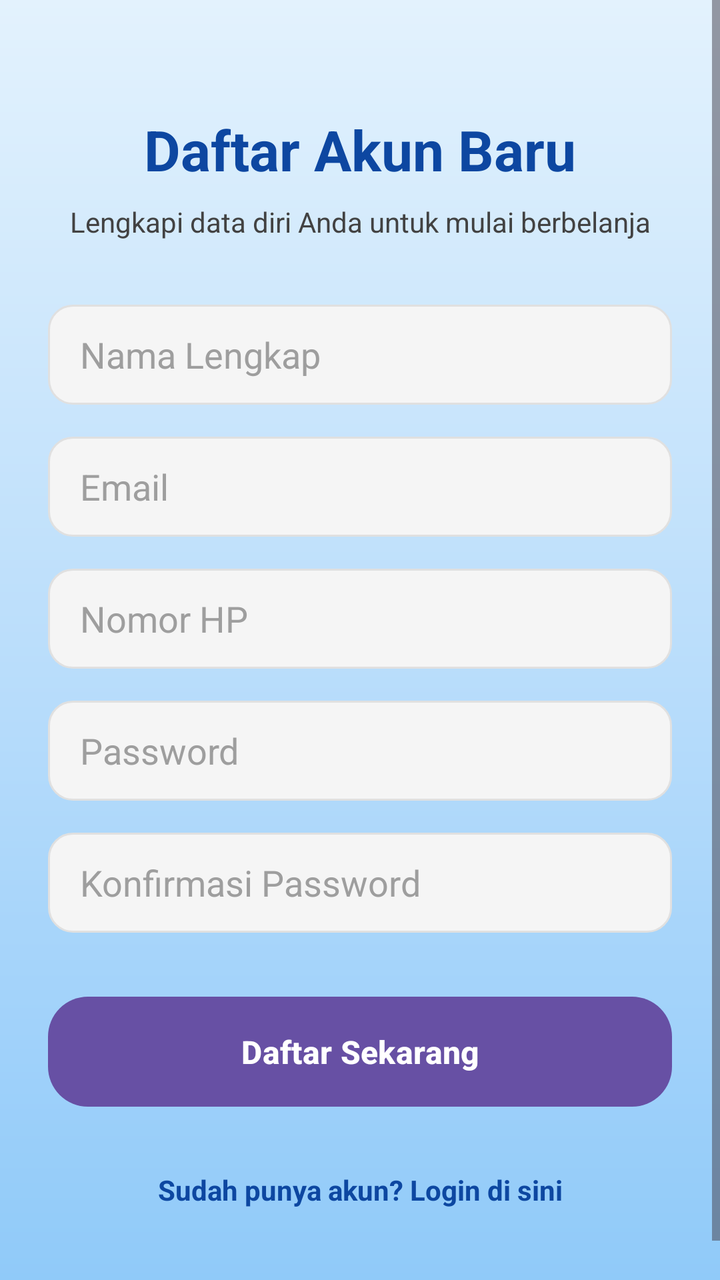
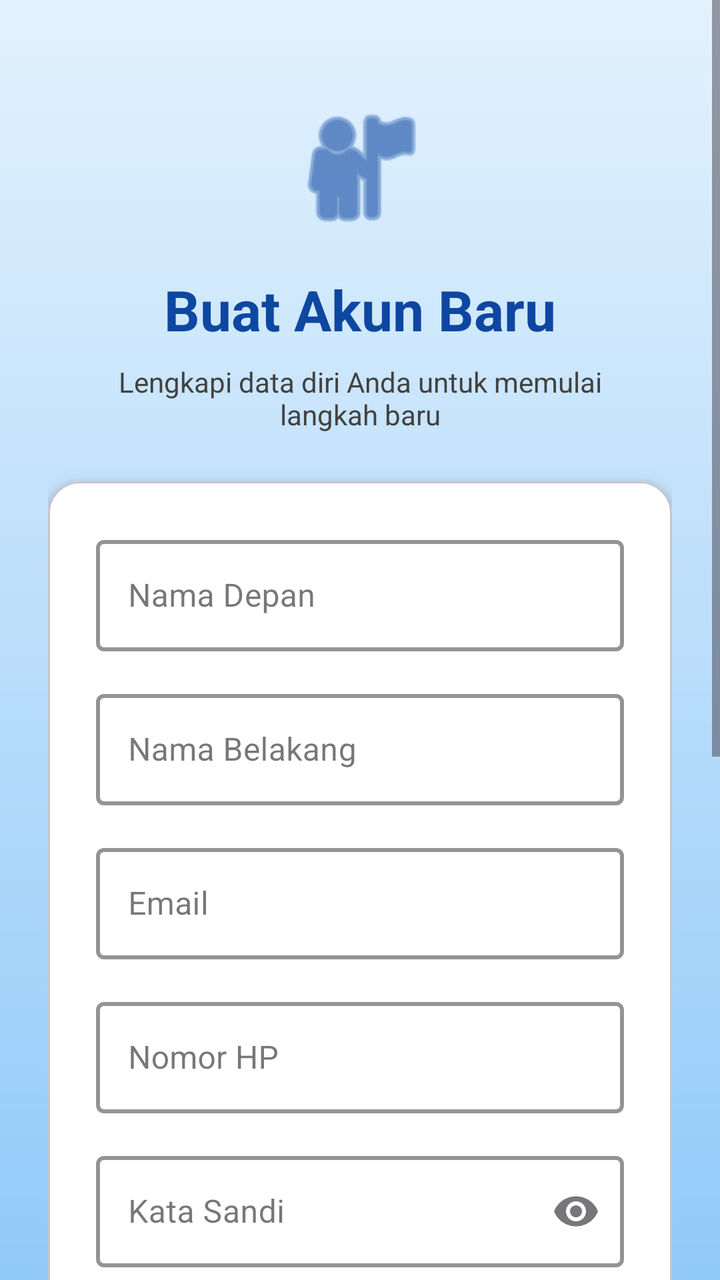

Screens rendered from an Android XML layout before and after an edit, with the pre-edit source and the edit as a unified diff.
<!-- AndroidManifest.xml: application theme Theme.Rey_halopanda -->
<!-- res/layout/activity_register.xml -->
<?xml version="1.0" encoding="utf-8"?>
<ScrollView xmlns:android="http://schemas.android.com/apk/res/android"
    xmlns:app="http://schemas.android.com/apk/res-auto"
    xmlns:tools="http://schemas.android.com/tools"
    android:layout_width="match_parent"
    android:layout_height="match_parent"
    android:background="@drawable/bg_gradient_register"
    android:fillViewport="true">

    <androidx.constraintlayout.widget.ConstraintLayout
        android:layout_width="match_parent"
        android:layout_height="wrap_content"
        android:padding="24dp">

        
        <TextView
            android:id="@+id/tvTitle"
            android:layout_width="wrap_content"
            android:layout_height="wrap_content"
            android:layout_marginTop="32dp"
            android:text="Daftar Akun Baru"
            android:textColor="#0D47A1"
            android:textSize="28sp"
            android:textStyle="bold"
            app:layout_constraintEnd_toEndOf="parent"
            app:layout_constraintStart_toStartOf="parent"
            app:layout_constraintTop_toTopOf="parent" />

        <TextView
            android:id="@+id/tvSubtitle"
            android:layout_width="wrap_content"
            android:layout_height="wrap_content"
            android:layout_marginTop="8dp"
            android:text="Lengkapi data diri Anda untuk mulai berbelanja"
            android:textColor="#424242"
            android:textSize="14sp"
            app:layout_constraintEnd_toEndOf="parent"
            app:layout_constraintStart_toStartOf="parent"
            app:layout_constraintTop_toBottomOf="@id/tvTitle" />

        
        <EditText
            android:id="@+id/etNama"
            android:layout_width="match_parent"
            android:layout_height="50dp"
            android:layout_marginTop="32dp"
            android:background="@drawable/bg_input"
            android:hint="Nama Lengkap"
            android:inputType="textPersonName"
            android:paddingStart="16dp"
            android:paddingEnd="16dp"
            android:textColor="#000000"
            android:textColorHint="#9E9E9E"
            app:layout_constraintTop_toBottomOf="@id/tvSubtitle" />

        
        <EditText
            android:id="@+id/etEmail"
            android:layout_width="match_parent"
            android:layout_height="50dp"
            android:layout_marginTop="16dp"
            android:background="@drawable/bg_input"
            android:hint="Email"
            android:inputType="textEmailAddress"
            android:paddingStart="16dp"
            android:paddingEnd="16dp"
            android:textColor="#000000"
            android:textColorHint="#9E9E9E"
            app:layout_constraintTop_toBottomOf="@id/etNama" />

        
        <EditText
            android:id="@+id/etNoHp"
            android:layout_width="match_parent"
            android:layout_height="50dp"
            android:layout_marginTop="16dp"
            android:background="@drawable/bg_input"
            android:hint="Nomor HP"
            android:inputType="phone"
            android:paddingStart="16dp"
            android:paddingEnd="16dp"
            android:textColor="#000000"
            android:textColorHint="#9E9E9E"
            app:layout_constraintTop_toBottomOf="@id/etEmail" />

        
        <EditText
            android:id="@+id/etPassword"
            android:layout_width="match_parent"
            android:layout_height="50dp"
            android:layout_marginTop="16dp"
            android:background="@drawable/bg_input"
            android:hint="Password"
            android:inputType="textPassword"
            android:paddingStart="16dp"
            android:paddingEnd="16dp"
            android:textColor="#000000"
            android:textColorHint="#9E9E9E"
            app:layout_constraintTop_toBottomOf="@id/etNoHp" />

        
        <EditText
            android:id="@+id/etKonfirmasiPassword"
            android:layout_width="match_parent"
            android:layout_height="50dp"
            android:layout_marginTop="16dp"
            android:background="@drawable/bg_input"
            android:hint="Konfirmasi Password"
            android:inputType="textPassword"
            android:paddingStart="16dp"
            android:paddingEnd="16dp"
            android:textColor="#000000"
            android:textColorHint="#9E9E9E"
            app:layout_constraintTop_toBottomOf="@id/etPassword" />

        
        <Button
            android:id="@+id/btnDaftar"
            android:layout_width="match_parent"
            android:layout_height="55dp"
            android:layout_marginTop="32dp"
            android:background="@drawable/bg_search"
            android:text="Daftar Sekarang"
            android:textColor="#FFFFFF"
            android:textSize="16sp"
            android:textStyle="bold"
            app:layout_constraintTop_toBottomOf="@id/etKonfirmasiPassword" />

        
        <TextView
            android:id="@+id/tvLogin"
            android:layout_width="wrap_content"
            android:layout_height="wrap_content"
            android:layout_marginTop="24dp"
            android:layout_marginBottom="24dp"
            android:padding="8dp"
            android:text="Sudah punya akun? Login di sini"
            android:textColor="#0D47A1"
            android:textSize="14sp"
            android:textStyle="bold"
            app:layout_constraintBottom_toBottomOf="parent"
            app:layout_constraintEnd_toEndOf="parent"
            app:layout_constraintStart_toStartOf="parent"
            app:layout_constraintTop_toBottomOf="@id/btnDaftar" />

    </androidx.constraintlayout.widget.ConstraintLayout>
</ScrollView>
<!-- resources referenced by this layout -->
<resources>
  <!-- drawable bg_gradient_register (drawable) -->
  <?xml version="1.0" encoding="utf-8"?>
  <shape xmlns:android="http://schemas.android.com/apk/res/android"
      android:shape="rectangle">
      <gradient
          android:angle="270"
          android:startColor="#E3F2FD"
          android:centerColor="#BBDEFB"
          android:endColor="#90CAF9"
          android:type="linear" />
  </shape>
  <!-- drawable bg_input (drawable) -->
  <?xml version="1.0" encoding="utf-8"?>
  <shape xmlns:android="http://schemas.android.com/apk/res/android">
      <solid android:color="#F5F5F5" />
      <corners android:radius="12dp" />
      <stroke android:width="1dp" android:color="#E0E0E0" />
  </shape>
  <!-- drawable bg_search (drawable) -->
  <?xml version="1.0" encoding="utf-8"?>
  <shape xmlns:android="http://schemas.android.com/apk/res/android"
      android:shape="rectangle">
  
      
      <solid android:color="#1976D2" />
  
      
      <corners android:radius="20dp" />
  
      
      <padding
          android:bottom="8dp"
          android:left="12dp"
          android:right="12dp"
          android:top="8dp" />
  
  </shape>
  <style name="Theme.Rey_halopanda" parent="Base.Theme.Rey_halopanda" />
  <style name="Base.Theme.Rey_halopanda" parent="Theme.Material3.DayNight.NoActionBar">
          
          
      </style>
</resources>

<!-- the commit's change to res/layout/activity_register.xml (unified diff, before → after) -->
@@ -13,25 +13,39 @@
         android:padding="24dp">
 
         
+        <ImageView
+            android:id="@+id/ivIcon"
+            android:layout_width="72dp"
+            android:layout_height="72dp"
+            android:layout_marginTop="24dp"
+            android:src="@android:drawable/ic_menu_myplaces"
+            app:layout_constraintEnd_toEndOf="parent"
+            app:layout_constraintStart_toStartOf="parent"
+            app:layout_constraintTop_toTopOf="parent"
+            app:tint="#0D47A1" />
+
+        
         <TextView
             android:id="@+id/tvTitle"
             android:layout_width="wrap_content"
             android:layout_height="wrap_content"
-            android:layout_marginTop="32dp"
-            android:text="Daftar Akun Baru"
+            android:layout_marginTop="16dp"
+            android:text="Buat Akun Baru"
             android:textColor="#0D47A1"
             android:textSize="28sp"
             android:textStyle="bold"
             app:layout_constraintEnd_toEndOf="parent"
             app:layout_constraintStart_toStartOf="parent"
-            app:layout_constraintTop_toTopOf="parent" />
-
+            app:layout_constraintTop_toBottomOf="@id/ivIcon" />
+
+        
         <TextView
             android:id="@+id/tvSubtitle"
             android:layout_width="wrap_content"
             android:layout_height="wrap_content"
             android:layout_marginTop="8dp"
-            android:text="Lengkapi data diri Anda untuk mulai berbelanja"
+            android:gravity="center"
+            android:text="Lengkapi data diri Anda untuk memulai\nlangkah baru"
             android:textColor="#424242"
             android:textSize="14sp"
             app:layout_constraintEnd_toEndOf="parent"
@@ -39,92 +53,207 @@
             app:layout_constraintTop_toBottomOf="@id/tvTitle" />
 
         
-        <EditText
-            android:id="@+id/etNama"
+        <com.google.android.material.card.MaterialCardView
+            android:id="@+id/cardForm"
             android:layout_width="match_parent"
-            android:layout_height="50dp"
-            android:layout_marginTop="32dp"
-            android:background="@drawable/bg_input"
-            android:hint="Nama Lengkap"
-            android:inputType="textPersonName"
-            android:paddingStart="16dp"
-            android:paddingEnd="16dp"
-            android:textColor="#000000"
-            android:textColorHint="#9E9E9E"
-            app:layout_constraintTop_toBottomOf="@id/tvSubtitle" />
-
-        
-        <EditText
-            android:id="@+id/etEmail"
-            android:layout_width="match_parent"
-            android:layout_height="50dp"
-            android:layout_marginTop="16dp"
-            android:background="@drawable/bg_input"
-            android:hint="Email"
-            android:inputType="textEmailAddress"
-            android:paddingStart="16dp"
-            android:paddingEnd="16dp"
-            android:textColor="#000000"
-            android:textColorHint="#9E9E9E"
-            app:layout_constraintTop_toBottomOf="@id/etNama" />
-
-        
-        <EditText
-            android:id="@+id/etNoHp"
-            android:layout_width="match_parent"
-            android:layout_height="50dp"
-            android:layout_marginTop="16dp"
-            android:background="@drawable/bg_input"
-            android:hint="Nomor HP"
-            android:inputType="phone"
-            android:paddingStart="16dp"
-            android:paddingEnd="16dp"
-            android:textColor="#000000"
-            android:textColorHint="#9E9E9E"
-            app:layout_constraintTop_toBottomOf="@id/etEmail" />
-
-        
-        <EditText
-            android:id="@+id/etPassword"
-            android:layout_width="match_parent"
-            android:layout_height="50dp"
-            android:layout_marginTop="16dp"
-            android:background="@drawable/bg_input"
-            android:hint="Password"
-            android:inputType="textPassword"
-            android:paddingStart="16dp"
-            android:paddingEnd="16dp"
-            android:textColor="#000000"
-            android:textColorHint="#9E9E9E"
-            app:layout_constraintTop_toBottomOf="@id/etNoHp" />
-
-        
-        <EditText
-            android:id="@+id/etKonfirmasiPassword"
-            android:layout_width="match_parent"
-            android:layout_height="50dp"
-            android:layout_marginTop="16dp"
-            android:background="@drawable/bg_input"
-            android:hint="Konfirmasi Password"
-            android:inputType="textPassword"
-            android:paddingStart="16dp"
-            android:paddingEnd="16dp"
-            android:textColor="#000000"
-            android:textColorHint="#9E9E9E"
-            app:layout_constraintTop_toBottomOf="@id/etPassword" />
-
-        
-        <Button
-            android:id="@+id/btnDaftar"
-            android:layout_width="match_parent"
-            android:layout_height="55dp"
-            android:layout_marginTop="32dp"
-            android:background="@drawable/bg_search"
-            android:text="Daftar Sekarang"
-            android:textColor="#FFFFFF"
-            android:textSize="16sp"
-            android:textStyle="bold"
-            app:layout_constraintTop_toBottomOf="@id/etKonfirmasiPassword" />
+            android:layout_height="wrap_content"
+            android:layout_marginTop="24dp"
+            app:cardBackgroundColor="#FFFFFF"
+            app:cardCornerRadius="16dp"
+            app:cardElevation="6dp"
+            app:layout_constraintTop_toBottomOf="@id/tvSubtitle">
+
+            <LinearLayout
+                android:layout_width="match_parent"
+                android:layout_height="wrap_content"
+                android:orientation="vertical"
+                android:padding="24dp">
+
+                
+                <com.google.android.material.textfield.TextInputLayout
+                    style="@style/Widget.MaterialComponents.TextInputLayout.OutlinedBox"
+                    android:layout_width="match_parent"
+                    android:layout_height="wrap_content"
+                    android:hint="Nama Depan"
+                    app:boxStrokeColor="#0D47A1"
+                    app:boxStrokeWidth="2dp">
+
+                    <com.google.android.material.textfield.TextInputEditText
+                        android:id="@+id/etNama"
+                        android:layout_width="match_parent"
+                        android:layout_height="wrap_content"
+                        android:inputType="textPersonName"
+                        android:textColor="#000000"
+                        android:textColorHint="#9E9E9E" />
+                </com.google.android.material.textfield.TextInputLayout>
+
+                
+                <com.google.android.material.textfield.TextInputLayout
+                    style="@style/Widget.MaterialComponents.TextInputLayout.OutlinedBox"
+                    android:layout_width="match_parent"
+                    android:layout_height="wrap_content"
+                    android:layout_marginTop="16dp"
+                    android:hint="Nama Belakang"
+                    app:boxStrokeColor="#0D47A1"
+                    app:boxStrokeWidth="2dp">
+
+                    <com.google.android.material.textfield.TextInputEditText
+                        android:id="@+id/etNamaBelakang"
+                        android:layout_width="match_parent"
+                        android:layout_height="wrap_content"
+                        android:inputType="textPersonName"
+                        android:textColor="#000000"
+                        android:textColorHint="#9E9E9E" />
+                </com.google.android.material.textfield.TextInputLayout>
+
+                
+                <com.google.android.material.textfield.TextInputLayout
+                    style="@style/Widget.MaterialComponents.TextInputLayout.OutlinedBox"
+                    android:layout_width="match_parent"
+                    android:layout_height="wrap_content"
+                    android:layout_marginTop="16dp"
+                    android:hint="Email"
+                    app:boxStrokeColor="#0D47A1"
+                    app:boxStrokeWidth="2dp">
+
+                    <com.google.android.material.textfield.TextInputEditText
+                        android:id="@+id/etEmail"
+                        android:layout_width="match_parent"
+                        android:layout_height="wrap_content"
+                        android:inputType="textEmailAddress"
+                        android:textColor="#000000"
+                        android:textColorHint="#9E9E9E" />
+                </com.google.android.material.textfield.TextInputLayout>
+
+                
+                <com.google.android.material.textfield.TextInputLayout
+                    style="@style/Widget.MaterialComponents.TextInputLayout.OutlinedBox"
+                    android:layout_width="match_parent"
+                    android:layout_height="wrap_content"
+                    android:layout_marginTop="16dp"
+                    android:hint="Nomor HP"
+                    app:boxStrokeColor="#0D47A1"
+                    app:boxStrokeWidth="2dp">
+
+                    <com.google.android.material.textfield.TextInputEditText
+                        android:id="@+id/etNoHp"
+                        android:layout_width="match_parent"
+                        android:layout_height="wrap_content"
+                        android:inputType="phone"
+                        android:textColor="#000000"
+                        android:textColorHint="#9E9E9E" />
+                </com.google.android.material.textfield.TextInputLayout>
+
+                
+                <com.google.android.material.textfield.TextInputLayout
+                    style="@style/Widget.MaterialComponents.TextInputLayout.OutlinedBox"
+                    android:layout_width="match_parent"
+                    android:layout_height="wrap_content"
+                    android:layout_marginTop="16dp"
+                    android:hint="Kata Sandi"
+                    app:boxStrokeColor="#0D47A1"
+                    app:boxStrokeWidth="2dp"
+                    app:endIconMode="password_toggle">
+
+                    <com.google.android.material.textfield.TextInputEditText
+                        android:id="@+id/etPassword"
+                        android:layout_width="match_parent"
+                        android:layout_height="wrap_content"
+                        android:inputType="textPassword"
+                        android:textColor="#000000"
+                        android:textColorHint="#9E9E9E" />
+                </com.google.android.material.textfield.TextInputLayout>
+
+                
+                <com.google.android.material.textfield.TextInputLayout
+                    style="@style/Widget.MaterialComponents.TextInputLayout.OutlinedBox"
+                    android:layout_width="match_parent"
+                    android:layout_height="wrap_content"
+                    android:layout_marginTop="16dp"
+                    android:hint="Konfirmasi Kata Sandi"
+                    app:boxStrokeColor="#0D47A1"
+                    app:boxStrokeWidth="2dp"
+                    app:endIconMode="password_toggle">
+
+                    <com.google.android.material.textfield.TextInputEditText
+                        android:id="@+id/etKonfirmasiPassword"
+                        android:layout_width="match_parent"
+                        android:layout_height="wrap_content"
+                        android:inputType="textPassword"
+                        android:textColor="#000000"
+                        android:textColorHint="#9E9E9E" />
+                </com.google.android.material.textfield.TextInputLayout>
+
+                
+                <LinearLayout
+                    android:layout_width="match_parent"
+                    android:layout_height="4dp"
+                    android:layout_marginTop="12dp"
+                    android:orientation="horizontal">
+
+                    <View android:layout_width="0dp" android:layout_height="match_parent" android:layout_marginEnd="4dp" android:layout_weight="1" android:background="#E0E0E0" />
+                    <View android:layout_width="0dp" android:layout_height="match_parent" android:layout_marginEnd="4dp" android:layout_weight="1" android:background="#E0E0E0" />
+                    <View android:layout_width="0dp" android:layout_height="match_parent" android:layout_marginEnd="4dp" android:layout_weight="1" android:background="#E0E0E0" />
+                    <View android:layout_width="0dp" android:layout_height="match_parent" android:layout_weight="1" android:background="#E0E0E0" />
+                </LinearLayout>
+
+                <LinearLayout
+                    android:layout_width="match_parent"
+                    android:layout_height="wrap_content"
+                    android:layout_marginTop="4dp"
+                    android:orientation="horizontal">
+
+                    <TextView android:layout_width="0dp" android:layout_height="wrap_content" android:layout_weight="1" android:text="Kekuatan: Belum diisi" android:textColor="#757575" android:textSize="12sp" />
+                    <TextView android:layout_width="wrap_content" android:layout_height="wrap_content" android:text="Kombinasi huruf &amp; angka" android:textColor="#757575" android:textSize="12sp" />
+                </LinearLayout>
+
+                
+                <com.google.android.material.button.MaterialButton
+                    android:id="@+id/btnDaftar"
+                    android:layout_width="match_parent"
+                    android:layout_height="55dp"
+                    android:layout_marginTop="24dp"
+                    android:text="Daftar Akun"
+                    android:textColor="#FFFFFF"
+                    android:textSize="16sp"
+                    android:textStyle="bold"
+                    app:backgroundTint="#0D47A1"
+                    app:cornerRadius="12dp"
+                    app:icon="@android:drawable/ic_media_play"
+                    app:iconGravity="textEnd"
+                    app:iconTint="#FFFFFF" />
+
+                
+                <LinearLayout
+                    android:layout_width="match_parent"
+                    android:layout_height="wrap_content"
+                    android:layout_marginTop="16dp"
+                    android:gravity="center_vertical"
+                    android:orientation="horizontal">
+
+                    <View android:layout_width="0dp" android:layout_height="1dp" android:layout_weight="1" android:background="#E0E0E0" />
+                    <TextView android:layout_width="wrap_content" android:layout_height="wrap_content" android:paddingHorizontal="8dp" android:text="atau daftar dengan" android:textColor="#757575" android:textSize="12sp" />
+                    <View android:layout_width="0dp" android:layout_height="1dp" android:layout_weight="1" android:background="#E0E0E0" />
+                </LinearLayout>
+
+                
+                <com.google.android.material.button.MaterialButton
+                    android:id="@+id/btnGoogle"
+                    android:layout_width="match_parent"
+                    android:layout_height="55dp"
+                    android:layout_marginTop="16dp"
+                    android:text="Daftar / Connect dengan Google"
+                    android:textColor="#424242"
+                    android:textSize="14sp"
+                    app:backgroundTint="#FFFFFF"
+                    app:cornerRadius="12dp"
+                    app:icon="@drawable/google"
+                    app:iconGravity="textStart"
+                    app:iconTint="@null"
+                    app:strokeColor="#E0E0E0"
+                    app:strokeWidth="1dp" />
+            </LinearLayout>
+        </com.google.android.material.card.MaterialCardView>
 
         
         <TextView
@@ -132,16 +261,30 @@
             android:layout_width="wrap_content"
             android:layout_height="wrap_content"
             android:layout_marginTop="24dp"
-            android:layout_marginBottom="24dp"
-            android:padding="8dp"
-            android:text="Sudah punya akun? Login di sini"
+            android:layout_marginBottom="8dp"
+            android:text="Sudah punya akun? Masuk di sini"
             android:textColor="#0D47A1"
             android:textSize="14sp"
             android:textStyle="bold"
+            app:layout_constraintBottom_toTopOf="@id/tvTerms"
+            app:layout_constraintEnd_toEndOf="parent"
+            app:layout_constraintStart_toStartOf="parent"
+            app:layout_constraintTop_toBottomOf="@id/cardForm" />
+
+        
+        <TextView
+            android:id="@+id/tvTerms"
+            android:layout_width="wrap_content"
+            android:layout_height="wrap_content"
+            android:layout_marginBottom="24dp"
+            android:gravity="center"
+            android:text="Dengan mendaftar, Anda menyetujui Syarat &amp; Ketentuan\nserta Kebijakan Privasi kami."
+            android:textColor="#757575"
+            android:textSize="12sp"
             app:layout_constraintBottom_toBottomOf="parent"
             app:layout_constraintEnd_toEndOf="parent"
             app:layout_constraintStart_toStartOf="parent"
-            app:layout_constraintTop_toBottomOf="@id/btnDaftar" />
+            app:layout_constraintTop_toBottomOf="@id/tvLogin" />
 
     </androidx.constraintlayout.widget.ConstraintLayout>
 </ScrollView>
<!-- resource entries referenced after the edit -->
@@ -11,32 +11,7 @@
           android:endColor="#90CAF9"
           android:type="linear" />
   </shape>
-  <!-- drawable bg_input (drawable) -->
-  <?xml version="1.0" encoding="utf-8"?>
-  <shape xmlns:android="http://schemas.android.com/apk/res/android">
-      <solid android:color="#F5F5F5" />
-      <corners android:radius="12dp" />
-      <stroke android:width="1dp" android:color="#E0E0E0" />
-  </shape>
-  <!-- drawable bg_search (drawable) -->
-  <?xml version="1.0" encoding="utf-8"?>
-  <shape xmlns:android="http://schemas.android.com/apk/res/android"
-      android:shape="rectangle">
-  
-      
-      <solid android:color="#1976D2" />
-  
-      
-      <corners android:radius="20dp" />
-  
-      
-      <padding
-          android:bottom="8dp"
-          android:left="12dp"
-          android:right="12dp"
-          android:top="8dp" />
-  
-  </shape>
+  <!-- drawable google: png bitmap (drawable, 11359 bytes) -->
   <style name="Theme.Rey_halopanda" parent="Base.Theme.Rey_halopanda" />
   <style name="Base.Theme.Rey_halopanda" parent="Theme.Material3.DayNight.NoActionBar">
           
